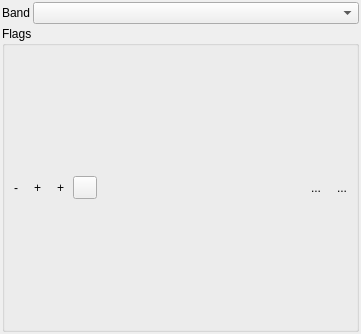
Before: the Qt Designer form bitflagrenderer/bitflagrenderer.ui in jakimowb/bit-flag-renderer, drawn with Qt 5.
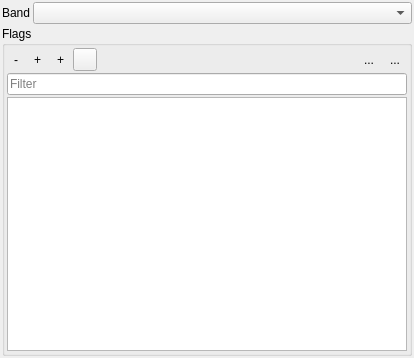
After: the same form once the commit is applied. Icons and pictures are not drawn. Custom widgets are drawn as their Qt base class.

```diff
--- a/bitflagrenderer/bitflagrenderer.ui
+++ b/bitflagrenderer/bitflagrenderer.ui
@@ -6,8 +6,8 @@
    <rect>
     <x>0</x>
     <y>0</y>
-    <width>361</width>
-    <height>334</height>
+    <width>414</width>
+    <height>358</height>
    </rect>
   </property>
   <property name="windowTitle">
@@ -178,6 +178,32 @@
         </item>
        </layout>
       </item>
+      <item>
+       <widget class="QgsFilterLineEdit" name="mLineEdit">
+        <property name="placeholderText">
+         <string>Filter</string>
+        </property>
+        <property name="defaultValue">
+         <string/>
+        </property>
+        <property name="qgisRelation" stdset="0">
+         <string notr="true"/>
+        </property>
+       </widget>
+      </item>
+      <item>
+       <widget class="BitFlagRendererTreeView" name="mTreeView">
+        <property name="sizePolicy">
+         <sizepolicy hsizetype="Preferred" vsizetype="Preferred">
+          <horstretch>0</horstretch>
+          <verstretch>2</verstretch>
+         </sizepolicy>
+        </property>
+        <property name="indentation">
+         <number>12</number>
+        </property>
+       </widget>
+      </item>
      </layout>
     </widget>
    </item>
@@ -278,11 +304,21 @@
    <extends>QToolButton</extends>
    <header>qgscolorbutton.h</header>
   </customwidget>
+  <customwidget>
+   <class>QgsFilterLineEdit</class>
+   <extends>QLineEdit</extends>
+   <header>qgsfilterlineedit.h</header>
+  </customwidget>
   <customwidget>
    <class>QgsRasterBandComboBox</class>
    <extends>QComboBox</extends>
    <header>qgsrasterbandcombobox.h</header>
   </customwidget>
+  <customwidget>
+   <class>BitFlagRendererTreeView</class>
+   <extends>QTreeView</extends>
+   <header>bitflagrenderer.bitflagrenderer</header>
+  </customwidget>
  </customwidgets>
  <resources>
   <include location="../../../../QGIS/images/images.qrc"/>
```
Left out of the diff: 26 changed lines with no effect on the pictures.
